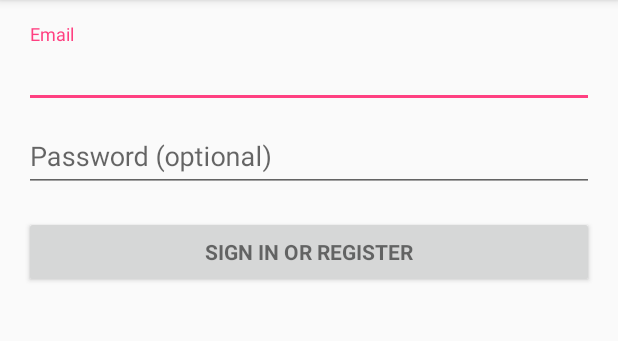
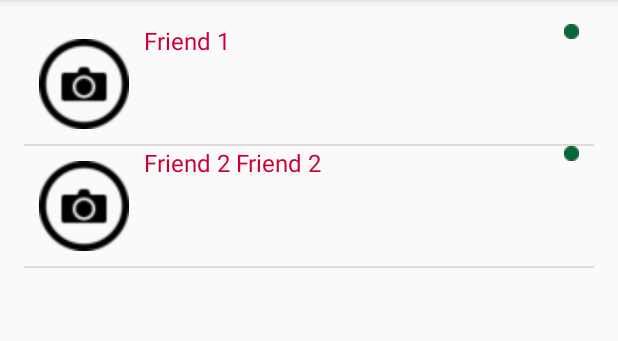
Before and after one commit to kjayashankar/SnappyChat, an Android app: the screen it shows after launch (LoginActivity before the commit, ChatActivity after it), on a phone screen of 412 x 824 dp, the part 84-425 px from its top. Run offline under Robolectric (Android 15) with nearby library versions, the phone set to English and light mode, and no system bars.

Commit message:
Chat display friends-v1.0

```diff
--- a/app/src/main/AndroidManifest.xml
+++ b/app/src/main/AndroidManifest.xml
@@ -20,11 +20,7 @@
         <activity
             android:name=".LoginActivity"
             android:label="@string/app_name">
-            <intent-filter>
-                <action android:name="android.intent.action.MAIN" />
 
-                <category android:name="android.intent.category.LAUNCHER" />
-            </intent-filter>
         </activity>
         <activity
             android:name=".MainScreen"
@@ -39,6 +35,12 @@
             android:name="com.google.android.gms.version"
             android:value="@integer/google_play_services_version" />
 
+        <activity android:name=".ChatActivity">
+            <intent-filter>
+                <action android:name="android.intent.action.MAIN" />
+                <category android:name="android.intent.category.LAUNCHER" />
+            </intent-filter>
+        </activity>
     </application>
 
 </manifest>
--- /dev/null
+++ b/app/src/main/java/com/sjsu/snappychat/ChatActivity.java
@@ -0,0 +1,60 @@
+package com.sjsu.snappychat;
+
+import android.support.v7.app.AppCompatActivity;
+import android.os.Bundle;
+import android.view.View;
+import android.widget.AdapterView;
+import android.widget.ListView;
+import android.widget.Toast;
+
+import java.util.ArrayList;
+import java.util.List;
+
+public class ChatActivity extends AppCompatActivity implements
+        AdapterView.OnItemClickListener {
+
+    List<String> list = new ArrayList<String>();
+
+    ListView listView;
+    List<ChatItem> chatItems;
+
+    @Override
+    protected void onCreate(Bundle savedInstanceState) {
+        super.onCreate(savedInstanceState);
+        setContentView(R.layout.activity_chat);
+
+        list.add("Friend1");
+        list.add("Friend2");
+        list.add("Friend3");
+        list.add("Friend4");
+        chatItems = new ArrayList<ChatItem>();
+        ChatItem item = new ChatItem(R.drawable.click, "Friend 1", R.drawable.greendot);
+        ChatItem item2 = new ChatItem(R.drawable.click, "Friend 2 Friend 2", R.drawable.greendot);
+
+        chatItems.add(item);
+        chatItems.add(item2);
+
+
+        listView = (ListView) findViewById(R.id.listView);
+        CustomChatVewAdapter adapter = new CustomChatVewAdapter(this,
+                R.layout.chat_list_item, chatItems);
+        listView.setAdapter(adapter);
+        listView.setOnItemClickListener(this);
+        onStart();
+    }
+
+    @Override
+    protected void onStart() {
+        super.onStart();
+
+    }
+
+    @Override
+    public void onItemClick(AdapterView<?> parent, View view, int position, long id) {
+
+        Toast toast = Toast.makeText(getApplicationContext(),
+                "Item " + (position + 1) + ": " + chatItems.get(position),
+                Toast.LENGTH_SHORT);
+        toast.show();
+    }
+}
--- /dev/null
+++ b/app/src/main/java/com/sjsu/snappychat/ChatItem.java
@@ -0,0 +1,35 @@
+package com.sjsu.snappychat;
+
+/**
+ * Created by jay on 12/3/16.
+ */
+
+public class ChatItem {
+    private int imageId;
+    private String title;
+    private int status;
+
+    public ChatItem(int imageId, String title, int status) {
+        this.imageId = imageId;
+        this.title = title;
+        this.status = status;
+    }
+    public int getImageId() {
+        return imageId;
+    }
+    public void setImageId(int imageId) {
+        this.imageId = imageId;
+    }
+    public String getTitle() {
+        return title;
+    }
+    public void setTitle(String title) {
+        this.title = title;
+    }
+    public void setStatus(int status) {
+        this.status = status;
+    }
+    public int getStatus() {
+        return status;
+    }
+}
--- /dev/null
+++ b/app/src/main/java/com/sjsu/snappychat/CustomChatVewAdapter.java
@@ -0,0 +1,57 @@
+package com.sjsu.snappychat;
+
+import android.app.Activity;
+import android.content.Context;
+import android.view.LayoutInflater;
+import android.view.View;
+import android.view.ViewGroup;
+import android.widget.ArrayAdapter;
+import android.widget.ImageView;
+import android.widget.TextView;
+
+import java.util.List;
+
+/**
+ * Created by jay on 12/3/16.
+ */
+
+public class CustomChatVewAdapter extends ArrayAdapter<ChatItem> {
+
+    Context context;
+
+    public CustomChatVewAdapter(Context context, int resourceId,
+                                List<ChatItem> items) {
+        super(context, resourceId, items);
+        this.context = context;
+    }
+
+    /*private view holder class*/
+    private class ViewHolder {
+        ImageView imageView;
+        TextView txtTitle;
+        ImageView status;
+    }
+
+    public View getView(int position, View convertView, ViewGroup parent) {
+        ViewHolder holder = null;
+        ChatItem rowItem = getItem(position);
+
+        LayoutInflater mInflater = (LayoutInflater) context
+                .getSystemService(Activity.LAYOUT_INFLATER_SERVICE);
+        if (convertView == null) {
+            convertView = mInflater.inflate(R.layout.chat_list_item, null);
+            holder = new ViewHolder();
+            holder.status = (ImageView) convertView.findViewById(R.id.status);
+            holder.txtTitle = (TextView) convertView.findViewById(R.id.name);
+            holder.imageView = (ImageView) convertView.findViewById(R.id.icon);
+            convertView.setTag(holder);
+        } else
+            holder = (ViewHolder) convertView.getTag();
+
+        holder.status.setImageResource(rowItem.getStatus());
+        holder.txtTitle.setText(rowItem.getTitle());
+        holder.imageView.setImageResource(rowItem.getImageId());
+
+        return convertView;
+    }
+}
--- a/app/src/main/java/com/sjsu/snappychat/MainScreen.java
+++ b/app/src/main/java/com/sjsu/snappychat/MainScreen.java
@@ -66,10 +66,8 @@ public class MainScreen extends AppCompatActivity {
     private Camera.PictureCallback mPicture = new Camera.PictureCallback() {
         @Override
         public void onPictureTaken(byte[] data,Camera camera) {
-            Log.d("PIC","Inside picture taken");
             String content = Base64.encodeToString(data,0);
-            camera.stopPreview();
-            Log.d("Pic",content);
+            mCamera.stopPreview();
             postProcess(data);
         }
     };
@@ -114,7 +112,6 @@ public class MainScreen extends AppCompatActivity {
     }
 
     public void postProcess(byte[] picture){
-
         Bitmap bm = BitmapFactory.decodeByteArray(picture, 0, picture.length);
         int width = bm.getWidth();
         int height = bm.getHeight();
@@ -135,7 +132,6 @@ public class MainScreen extends AppCompatActivity {
         discard.setOnClickListener(new View.OnClickListener(){
             @Override
             public void onClick(View v) {
-                //Toast.makeText(context,"Discard",Toast.LENGTH_SHORT).show();
                 onStart();
             }
         });
@@ -158,11 +154,8 @@ public class MainScreen extends AppCompatActivity {
     private void askForCaption(){
         AlertDialog.Builder alert = new AlertDialog.Builder(this);
         final EditText edittext = new EditText(context);
-        //alert.setMessage("Enter Your Message");
         alert.setTitle("Caption");
-
         alert.setView(edittext);
-
         alert.setPositiveButton("OK", new DialogInterface.OnClickListener() {
             public void onClick(DialogInterface dialog, int whichButton) {
                 Editable YouEditTextValue = edittext.getText();
@@ -170,7 +163,6 @@ public class MainScreen extends AppCompatActivity {
                 // send it to cloud
             }
         });
-
         alert.show();
     }
 }
--- /dev/null
+++ b/app/src/main/res/layout/activity_chat.xml
@@ -0,0 +1,20 @@
+<?xml version="1.0" encoding="utf-8"?>
+<RelativeLayout xmlns:android="http://schemas.android.com/apk/res/android"
+    xmlns:tools="http://schemas.android.com/tools"
+    android:id="@+id/activity_chat"
+    android:layout_width="match_parent"
+    android:layout_height="match_parent"
+    android:paddingBottom="@dimen/activity_vertical_margin"
+    android:paddingLeft="@dimen/activity_horizontal_margin"
+    android:paddingRight="@dimen/activity_horizontal_margin"
+    android:paddingTop="@dimen/activity_vertical_margin"
+    tools:context="com.sjsu.snappychat.ChatActivity">
+
+    <ListView
+        android:layout_width="match_parent"
+        android:layout_height="match_parent"
+        android:layout_alignParentTop="true"
+        android:layout_alignParentLeft="true"
+        android:layout_alignParentStart="true"
+        android:id="@+id/listView"/>
+</RelativeLayout>
--- /dev/null
+++ b/app/src/main/res/layout/chat_list_item.xml
@@ -0,0 +1,28 @@
+<?xml version="1.0" encoding="utf-8"?>
+<RelativeLayout xmlns:android="http://schemas.android.com/apk/res/android"
+    android:layout_width="fill_parent"
+    android:layout_height="fill_parent" >
+    <ImageView
+        android:id="@+id/icon"
+        android:layout_width="80dp"
+        android:layout_height="80dp"
+        android:contentDescription=""
+        android:paddingLeft="10dp"
+        android:paddingRight="10dp" />
+
+    <TextView
+        android:id="@+id/name"
+        android:layout_width="wrap_content"
+        android:layout_height="wrap_content"
+        android:layout_toRightOf="@+id/icon"
+        android:paddingBottom="10dp"
+        android:textColor="#CC0033"
+        android:textSize="16dp" />
+
+    <ImageView
+        android:id="@+id/status"
+        android:layout_width="wrap_content"
+        android:layout_height="wrap_content"
+        android:layout_alignParentRight="true"
+        android:paddingRight="10dp" />
+</RelativeLayout>
--- /dev/null
+++ b/app/src/main/res/values-v21/styles.xml
@@ -0,0 +1,9 @@
+<resources>
+
+    <style name="AppTheme.NoActionBar">
+        <item name="windowActionBar">false</item>
+        <item name="windowNoTitle">true</item>
+        <item name="android:windowDrawsSystemBarBackgrounds">true</item>
+        <item name="android:statusBarColor">@android:color/transparent</item>
+    </style>
+</resources>
--- /dev/null
+++ b/app/src/main/res/values-w820dp/dimens.xml
@@ -0,0 +1,6 @@
+<resources>
+    <!-- Example customization of dimensions originally defined in res/values/dimens.xml
+         (such as screen margins) for screens with more than 820dp of available width. This
+         would include 7" and 10" devices in landscape (~960dp and ~1280dp respectively). -->
+    <dimen name="activity_horizontal_margin">64dp</dimen>
+</resources>
```
Also changed, not shown: app/src/main/res/drawable/greendot.png (added).
